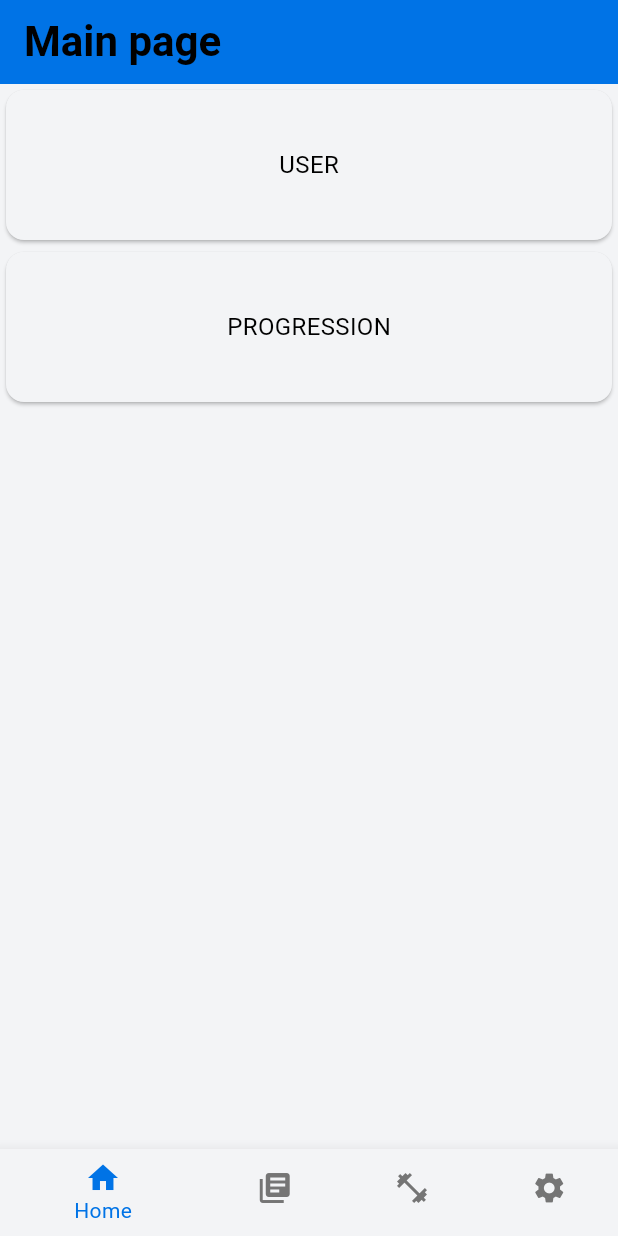
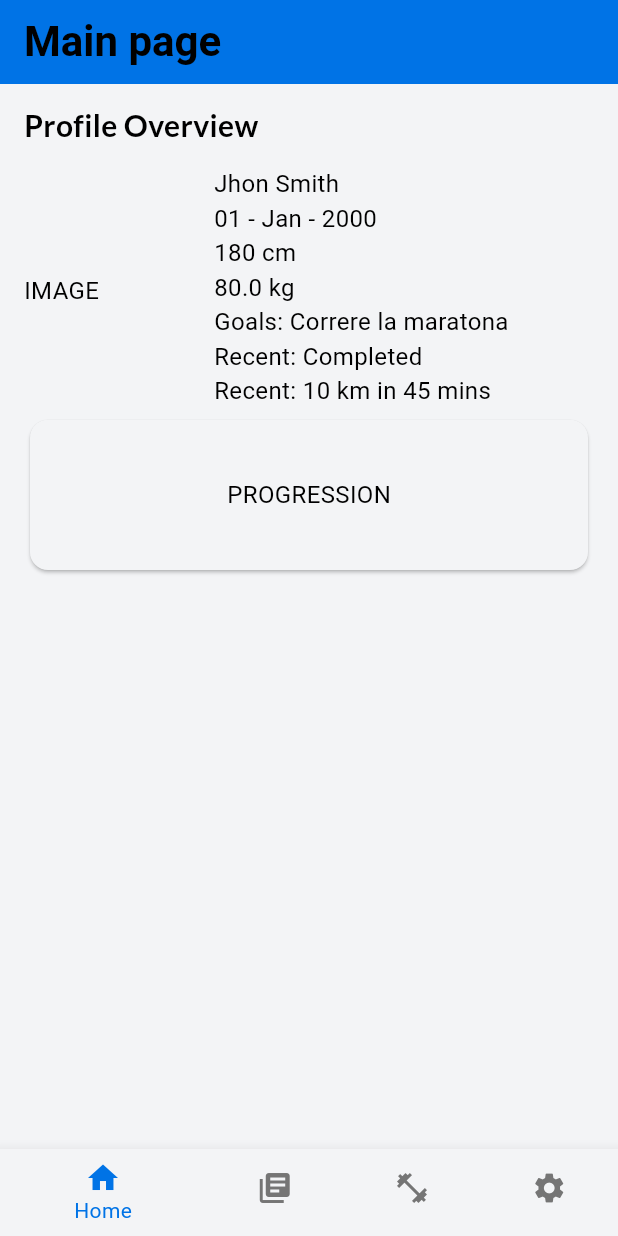
Before and after one commit to amanzetti/clocktrain, a Flutter app: the screen it shows after launch, on a phone screen of 412 x 824 dp. Run offline on Flutter 3.47's test engine with Material 3 defaults, Android fonts, the phone set to English and light mode, and no system bars; our stand-ins replace audioplayers, flutter_riverpod, go_router, google_fonts, keyboard_actions, shared_preferences and 1 more; Roboto replaces fonts that are missing (Ubuntu).

Commit message:
change tile workout

```diff
--- a/lib/domain/providers/sheet_list_page_provider.dart
+++ b/lib/domain/providers/sheet_list_page_provider.dart
@@ -1,24 +1,60 @@
 import 'package:flutter_riverpod/flutter_riverpod.dart';
 
-final List<String> initialExerciseList = [
-  'Morning workout',
-  'Evening workout',
-  'Afternoon workout',
-  'Night workout',
-  'Strength workout',
-  'Cardio workout',
+class Workout {
+  final String exercise;
+  final String description;
+  final String image;
+
+  Workout({
+    required this.exercise,
+    required this.description,
+    required this.image,
+  });
+}
+
+final List<Workout> initialExerciseList = [
+  Workout(
+    exercise: 'Morning workout',
+    description: 'A refreshing workout to start your day.',
+    image: 'assets/images/morning_workout.png', // Replace with an actual image path
+  ),
+  Workout(
+    exercise: 'Evening workout',
+    description: 'A calming workout to wind down your day.',
+    image: 'assets/images/evening_workout.png', // Replace with an actual image path
+  ),
+  Workout(
+    exercise: 'Afternoon workout',
+    description: 'A quick workout to boost your energy.',
+    image: 'assets/images/afternoon_workout.png', // Replace with an actual image path
+  ),
+  Workout(
+    exercise: 'Night workout',
+    description: 'A light workout for a peaceful night.',
+    image: 'assets/images/night_workout.png', // Replace with an actual image path
+  ),
+  Workout(
+    exercise: 'Strength workout',
+    description: 'Focus on building strength and muscle.',
+    image: 'assets/images/strength_workout.png', // Replace with an actual image path
+  ),
+  Workout(
+    exercise: 'Cardio workout',
+    description: 'Get your heart pumping with this cardio routine.',
+    image: 'assets/images/cardio_workout.png', // Replace with an actual image path
+  ),
 ];
 
 final exerciseListProvider =
-    StateNotifierProvider<ExerciseListNotifier, List<String>>(
+    StateNotifierProvider<ExerciseListNotifier, List<Workout>>(
   (ref) => ExerciseListNotifier(),
 );
 
-class ExerciseListNotifier extends StateNotifier<List<String>> {
+class ExerciseListNotifier extends StateNotifier<List<Workout>> {
   ExerciseListNotifier() : super(initialExerciseList);
 
   void reorderList(int oldIndex, int newIndex) {
-    final updatedList = List<String>.from(state);
+    final updatedList = List<Workout>.from(state);
     if (newIndex > oldIndex) {
       newIndex -= 1;
     }
--- a/lib/presentation/pages/home_page.dart
+++ b/lib/presentation/pages/home_page.dart
@@ -1,21 +1,86 @@
+import 'package:clocktrain/presentation/themes/app_typography.dart';
 import 'package:clocktrain/utils/ext/build_context_ext.dart';
+import 'package:clocktrain/utils/ext/date_time_ext.dart';
 import 'package:flutter/material.dart';
 import 'package:flutter_riverpod/flutter_riverpod.dart';
+
+class User {
+  final String name;
+  final String surname;
+  final DateTime birthDate;
+  final int height;
+  final double weight;
+  final String goal;
+  final String recentStatus;
+  final String recentDescription;
+
+  User({
+    required this.name,
+    required this.surname,
+    required this.birthDate,
+    required this.height,
+    required this.weight,
+    required this.goal,
+    required this.recentStatus,
+    required this.recentDescription,
+  });
+}
 
 class HomePage extends ConsumerWidget {
   const HomePage({super.key});
 
-  Widget _buildUserCard(BuildContext context) {
-    return Card(
-      child: SizedBox(
-        height: 100,
+  static var user = User(
+    name: 'Jhon',
+    surname: 'Smith',
+    birthDate: DateTime(2000, 1, 1),
+    height: 180,
+    weight: 80,
+    goal: 'Correre la maratona',
+    recentStatus: 'Completed',
+    recentDescription: '10 km in 45 mins',
+  );
+
+  Widget _buildUserSection(BuildContext context) {
+    return SizedBox(
+      height: 220,
       width: context.mq.size.width,
-        child: const Column(
+      child: Column(
         mainAxisAlignment: MainAxisAlignment.center,
         children: [
-            Text('USER'),
+          Expanded(
+            flex: 3,
+            child: Row(
+              children: [
+                Text(
+                  'Profile Overview',
+                  style: AppTypography().titleS,
+                ),
               ],
             ),
+          ),
+          Expanded(
+            flex: 9,
+            child: Row(
+              children: [
+                const Expanded(flex: 4, child: Text('IMAGE')),
+                Expanded(
+                    flex: 8,
+                    child: Column(
+                      crossAxisAlignment: CrossAxisAlignment.start,
+                      children: [
+                        Text('${user.name} ${user.surname}'),
+                        Text(user.birthDate.toddMMMyyyyString()),
+                        Text('${user.height} cm'),
+                        Text('${user.weight} kg'),
+                        Text('Goals: ${user.goal}'),
+                        Text('Recent: ${user.recentStatus}'),
+                        Text('Recent: ${user.recentDescription}'),
+                      ],
+                    )),
+              ],
+            ),
+          ),
+        ],
       ),
     );
   }
@@ -37,25 +102,14 @@ class HomePage extends ConsumerWidget {
 
   @override
   Widget build(BuildContext context, WidgetRef ref) {
-    return Column(
+    return Padding(
+      padding: const EdgeInsets.symmetric(horizontal: 16.0),
+      child: Column(
         children: [
-        _buildUserCard(context),
+          _buildUserSection(context),
           _buildProgressionCard(context),
         ],
+      ),
     );
   }
 }
-
-class Exercise {
-  final String name;
-  final int rep;
-  final int set;
-  final String videoUrl;
-
-  Exercise({
-    required this.name,
-    required this.rep,
-    required this.set,
-    required this.videoUrl,
-  });
-}
--- a/lib/presentation/pages/settings_page.dart
+++ b/lib/presentation/pages/settings_page.dart
@@ -1,4 +1,3 @@
-import 'package:clocktrain/presentation/themes/app_theme.dart';
 import 'package:flutter/material.dart';
 import 'package:flutter_riverpod/flutter_riverpod.dart';
 import 'package:shared_preferences/shared_preferences.dart';
--- a/lib/presentation/themes/app_color.dart
+++ b/lib/presentation/themes/app_color.dart
@@ -37,6 +37,18 @@ class AppColor {
       const Color(0xFF2196F3); // Colore del bottone di modifica
   final Color deleteButtonColor =
       const Color(0xFFF44336); // Colore del bottone di cancellazione
+  final Color saveButtonColor =
+      const Color(0xFF4CAF50); // Colore del bottone di salvataggio
+  final Color cancelButtonColor =
+      const Color(0xFF9E9E9E); // Colore del bottone di annullamento
+  final Color startButtonColor =
+      const Color(0xFF4CAF50); // Colore del bottone di avvio
+  final Color stopButtonColor =
+      const Color(0xFFF44336); // Colore del bottone di stop
+  final Color primaryButtonColor =
+      const Color(0xFF0073e6); // Colore del bottone principale
+  final Color secondaryButtonColor =
+      const Color(0xFF9E9E9E); // Colore del bottone secondario
 
   static AppColor get instance => _instance;
 }
--- a/lib/presentation/themes/app_theme.dart
+++ b/lib/presentation/themes/app_theme.dart
@@ -84,7 +84,7 @@ class AppTheme {
         filled: true,
         fillColor: colors.surfaceDark,
         border: OutlineInputBorder(
-          borderRadius: BorderRadius.circular(8.0),
+          borderRadius: BorderRadius.circular(2.0),
           borderSide: BorderSide(color: colors.primaryLight),
         ),
       ),
--- a/lib/presentation/themes/app_typography.dart
+++ b/lib/presentation/themes/app_typography.dart
@@ -1,4 +1,5 @@
 import 'package:flutter/material.dart';
+import 'package:google_fonts/google_fonts.dart';
 
 class AppTypography {
   static final AppTypography _instance = AppTypography._internal();
@@ -30,7 +31,13 @@ class AppTypography {
     color: Colors.black,
   );
 
-  late TextStyle paragraph = const TextStyle(
+  late TextStyle titleS = GoogleFonts.lato(
+    fontSize: 20,
+    fontWeight: FontWeight.bold,
+    color: Colors.black,
+  );
+
+  late TextStyle paragraph = GoogleFonts.ubuntu(
     fontSize: 16,
     fontWeight: FontWeight.normal,
     color: Colors.black,
--- a/pubspec.yaml
+++ b/pubspec.yaml
@@ -50,6 +50,7 @@ dependencies:
   youtube_player_flutter: ^9.1.1
   keyboard_actions: ^4.2.0
   shared_preferences: ^2.3.2
+  google_fonts: ^4.0.4
 
 dev_dependencies:
   flutter_test:
```
Also changed, not shown: lib/presentation/pages/sheets_list_page.dart (+11 -32 lines), lib/presentation/widgets/molecule/list_tile_workout.dart (added, +114 -0 lines), lib/utils/ext/date_time_ext.dart (added, +7 -0 lines), pubspec.lock. Lines whose indentation alone changed are shown as unchanged.
